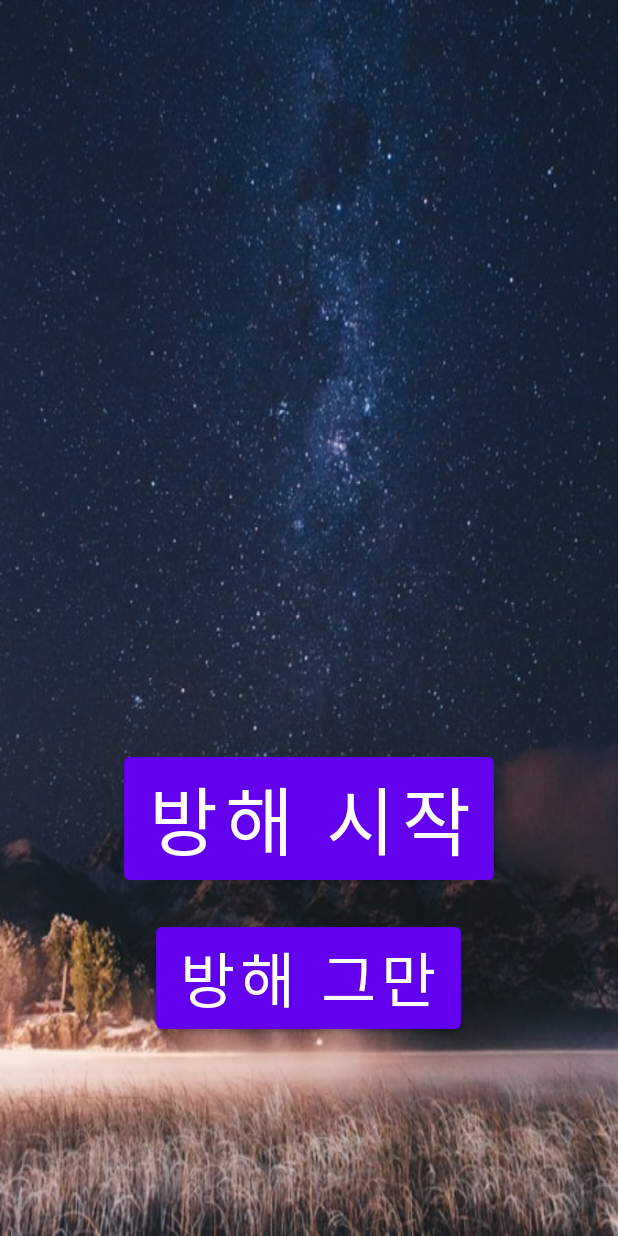
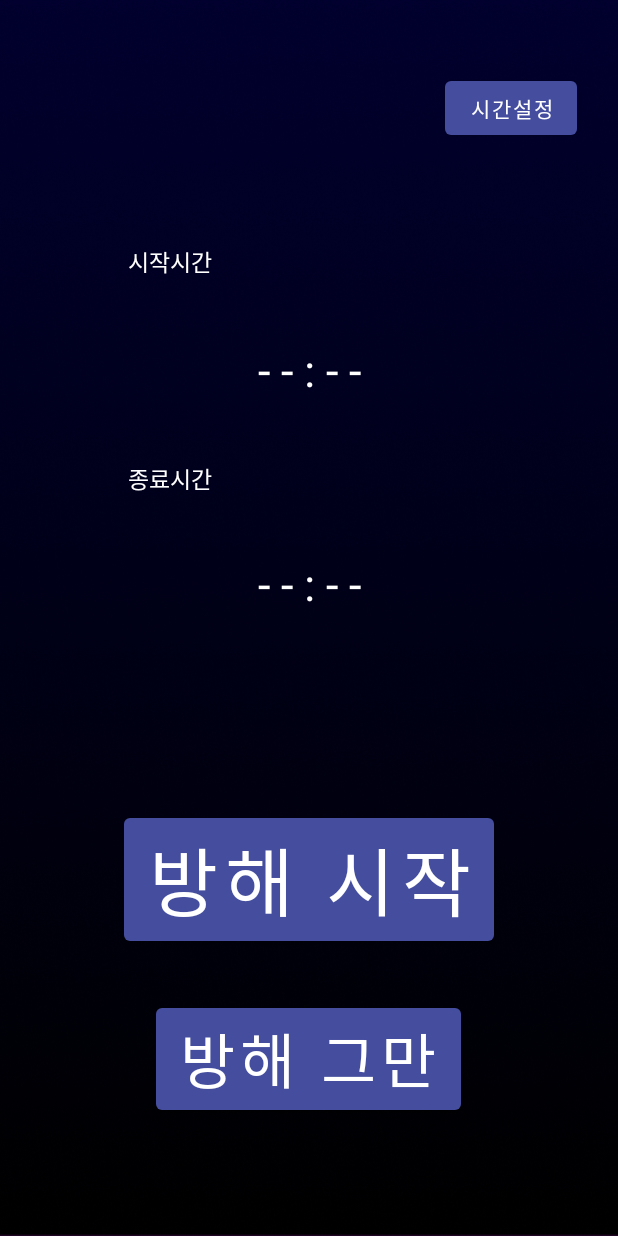
Before and after one commit to ZKAU/dontusephone, an Android app: the screen it shows after launch (MainActivity), on a phone screen of 412 x 824 dp. Run offline under Robolectric (Android 15) with nearby library versions, the phone set to English and light mode, and no system bars.

Commit message:
워크매니저 사용해봤습니다

```diff
--- a/app/build.gradle
+++ b/app/build.gradle
@@ -29,6 +29,7 @@ android {
 }
 
 dependencies {
+    def work_version="2.7.1"
 
     implementation 'androidx.appcompat:appcompat:1.4.1'
     implementation 'com.google.android.material:material:1.6.0'
@@ -36,4 +37,6 @@ dependencies {
     testImplementation 'junit:junit:4.+'
     androidTestImplementation 'androidx.test.ext:junit:1.1.3'
     androidTestImplementation 'androidx.test.espresso:espresso-core:3.4.0'
+
+    implementation"androidx.work:work-runtime:$work_version"
 }
--- a/app/src/main/AndroidManifest.xml
+++ b/app/src/main/AndroidManifest.xml
@@ -28,6 +28,9 @@
             <activity android:name=".MainActivity"
                       android:exported="true"
             ></activity>
+        <activity android:name=".timesetting"
+                  android:exported="true"
+                  ></activity>
 
     </application>
 
--- a/app/src/main/java/kr/ac/cnu/computer/dontusephone/MainActivity.java
+++ b/app/src/main/java/kr/ac/cnu/computer/dontusephone/MainActivity.java
@@ -1,5 +1,9 @@
 package kr.ac.cnu.computer.dontusephone;
 
+import android.content.Context;
+import android.util.Log;
+import android.widget.TextView;
+import androidx.annotation.NonNull;
 import androidx.appcompat.app.AppCompatActivity;
 import android.annotation.TargetApi;
 import android.content.Intent;
@@ -9,22 +13,53 @@ import android.os.Bundle;
 import android.provider.Settings;
 import android.view.View;
 import android.widget.Button;
+import androidx.work.OneTimeWorkRequest;
+import androidx.work.WorkManager;
+
+import java.util.concurrent.TimeUnit;
+
+import static kr.ac.cnu.computer.dontusephone.timesetting.sleeptime;
+import static kr.ac.cnu.computer.dontusephone.timesetting.waketime;
 
 public class MainActivity extends AppCompatActivity {
+    static final String d1="d1";
+    static final String d2="d2";
     int a;
+    static Context context;
+    static TextView t1;
+    static TextView t2;
+    Bundle bundle;
 
     @Override
     protected void onCreate(Bundle savedInstanceState) {
         super.onCreate(savedInstanceState);
         setContentView(R.layout.activity_main);
+        t1=findViewById(R.id.time1);//시작 시간
+        t2=findViewById(R.id.time2);//종료 시간
+        if (savedInstanceState != null) {
+            String data1 = savedInstanceState.getString(d1);
+            String data2 = savedInstanceState.getString(d2);
+            t1.setText(data1);
+            t2.setText(data2);
+        }
+
+
         Button bt_start = (Button) findViewById(R.id.bt_start);
+        context = this;
         bt_start.setOnClickListener(new View.OnClickListener() {
             @Override
             public void onClick(View view) {
                 checkPermission();
             }
         });
-
+        Button butout=(Button)findViewById(R.id.but3);
+        butout.setOnClickListener(new View.OnClickListener() {
+            @Override
+            public void onClick(View view) {
+                Intent intent=new Intent(getApplicationContext(),timesetting.class);
+                startActivity(intent);
+            }
+        });
 
         Button bt_stop = (Button) findViewById(R.id.bt_stop);
         bt_stop.setOnClickListener(new View.OnClickListener() {
@@ -35,7 +70,9 @@ public class MainActivity extends AppCompatActivity {
         });
 
     }
+
     public void checkPermission() {
+        Log.d("jj", "check start");
         if (Build.VERSION.SDK_INT >= Build.VERSION_CODES.M) {   // 마시멜로우 이상일 경우
             if (!Settings.canDrawOverlays(this)) {              // 체크
                 Intent intent = new Intent(Settings.ACTION_MANAGE_OVERLAY_PERMISSION,
@@ -54,7 +91,42 @@ public class MainActivity extends AppCompatActivity {
         super.onActivityResult(requestCode, resultCode, data);
 
         startService(new Intent(MainActivity.this, MyService.class));
+    }
+    public void OneTimeWorker(Context context){
+        Log.d("jj", "OTW start");
+        OneTimeWorkRequest request = new OneTimeWorkRequest.Builder(UploadWorker.class).setInitialDelay(5, TimeUnit.SECONDS).build();
+        WorkManager.getInstance(context).enqueue(request);
+    }
 
+    @Override
+    protected void onResume() {
+        super.onResume();
+        if(sleeptime.equals("")){
 
+        }
+        else{
+            t1.setText(sleeptime);
+        }
+        if(waketime.equals("")){
+
+        }
+        else{
+            t2.setText(waketime);
+        }
+    }
+
+    @Override
+    protected void onSaveInstanceState(@NonNull Bundle outState) {
+        super.onSaveInstanceState(outState);
+
+        String data1=t1.getText().toString();
+        String data2=t2.getText().toString();
+        outState.putString(d1,data1);
+        outState.putString(d2,data2);
+    }
+
+    @Override
+    public void onBackPressed() {
+        super.onBackPressed();
     }
 }
--- a/app/src/main/res/layout/activity_main.xml
+++ b/app/src/main/res/layout/activity_main.xml
@@ -5,19 +5,29 @@
         xmlns:app="http://schemas.android.com/apk/res-auto"
         android:layout_width="match_parent"
         android:layout_height="match_parent"
-        android:background="@drawable/back"
+        android:background="@drawable/realback"
         tools:context=".MainActivity">
 
+    <TextView
+            android:text="시작시간"
+            android:layout_width="67dp"
+            android:layout_height="44dp" android:id="@+id/t1"
+            android:textColor="#FFFFFF" android:textSize="15sp"
+            android:gravity="center" app:layout_constraintStart_toStartOf="parent"
+            app:layout_constraintBottom_toBottomOf="parent" app:layout_constraintEnd_toEndOf="parent"
+            app:layout_constraintTop_toTopOf="parent" app:layout_constraintVertical_bias="0.196"
+            app:layout_constraintHorizontal_bias="0.232"/>
     <Button
             android:id="@+id/bt_start"
             android:layout_width="wrap_content"
             android:layout_height="wrap_content"
             android:text="방해 시작"
             app:layout_constraintTop_toTopOf="parent"
-            app:layout_constraintVertical_bias="0.683"
-            app:layout_constraintEnd_toEndOf="parent" app:layout_constraintStart_toStartOf="parent"
+            app:layout_constraintVertical_bias="0.739"
+            app:layout_constraintEnd_toEndOf="parent"
+            app:layout_constraintStart_toStartOf="parent"
             app:layout_constraintBottom_toBottomOf="parent"
-            android:textSize="50sp"/>
+            android:textSize="50sp" app:backgroundTint="#444D9E"/>
     <Button
             android:id="@+id/bt_stop"
             android:layout_width="wrap_content"
@@ -26,7 +36,40 @@
             app:layout_constraintBottom_toBottomOf="parent"
             app:layout_constraintStart_toStartOf="parent" app:layout_constraintEnd_toEndOf="parent"
             app:layout_constraintTop_toTopOf="parent"
-            app:layout_constraintVertical_bias="0.823" android:textSize="40sp"
-            app:layout_constraintHorizontal_bias="0.498"/>
+            app:layout_constraintVertical_bias="0.895" android:textSize="40sp"
+            app:layout_constraintHorizontal_bias="0.497" app:backgroundTint="#444D9E"/>
+    <Button
+            android:text="시간설정"
+            android:id="@+id/but3"
+            android:layout_width="wrap_content"
+            android:layout_height="wrap_content"
+            app:layout_constraintStart_toStartOf="parent" app:layout_constraintEnd_toEndOf="parent"
+            app:layout_constraintTop_toTopOf="parent" android:layout_marginTop="48dp"
+            app:layout_constraintHorizontal_bias="0.916" app:backgroundTint="#444D9E"/>
+    <TextView
+            android:text="- - : - -"
+            android:layout_width="121dp"
+            android:layout_height="83dp" android:id="@+id/time1"
+            android:textColor="#FFFFFF" android:textSize="30sp"
+            android:gravity="center" app:layout_constraintStart_toStartOf="parent"
+            app:layout_constraintBottom_toBottomOf="parent" app:layout_constraintEnd_toEndOf="parent"
+            app:layout_constraintTop_toTopOf="parent" app:layout_constraintVertical_bias="0.276"/>
+    <TextView
+            android:text="종료시간"
+            android:layout_width="67dp"
+            android:layout_height="44dp" android:id="@+id/t2"
+            android:textColor="#FFFFFF" android:textSize="15sp"
+            android:gravity="center" app:layout_constraintStart_toStartOf="parent"
+            app:layout_constraintBottom_toBottomOf="parent" app:layout_constraintEnd_toEndOf="parent"
+            app:layout_constraintTop_toTopOf="parent" app:layout_constraintVertical_bias="0.381"
+            app:layout_constraintHorizontal_bias="0.232"/>
+    <TextView
+            android:text="- - : - -"
+            android:layout_width="121dp"
+            android:layout_height="83dp" android:id="@+id/time2"
+            android:textColor="#FFFFFF" android:textSize="30sp"
+            android:gravity="center" app:layout_constraintStart_toStartOf="parent"
+            app:layout_constraintEnd_toEndOf="parent" app:layout_constraintBottom_toBottomOf="parent"
+            app:layout_constraintTop_toTopOf="parent" app:layout_constraintVertical_bias="0.469"/>
 
 </androidx.constraintlayout.widget.ConstraintLayout>
--- a/app/src/main/res/layout/view_in_service.xml
+++ b/app/src/main/res/layout/view_in_service.xml
@@ -7,7 +7,7 @@
     <ImageButton
             android:background="@android:color/transparent"
             android:layout_width="wrap_content"
-            android:layout_height="match_parent"
+            android:layout_height="wrap_content"
             android:id="@+id/bt"
             android:text="click"
             android:textColor="#ffffff"
@@ -15,7 +15,7 @@
             android:layout_alignParentBottom="true"
             android:scaleType="fitCenter"
             android:layout_alignParentLeft="true"
-    />
+            android:layout_marginLeft="-2dp" android:layout_marginBottom="-3dp"/>
     <ImageButton
             android:background="@android:color/transparent"
             android:layout_width="80dp"
```
Also changed, not shown: app/src/main/java/kr/ac/cnu/computer/dontusephone/MyService.java (+55 -10 lines), app/src/main/java/kr/ac/cnu/computer/dontusephone/UploadWorker.java (added, +38 -0 lines), app/src/main/java/kr/ac/cnu/computer/dontusephone/timesetting.java (added, +51 -0 lines), app/src/main/res/layout/timeset.xml (added, +60 -0 lines), app/src/main/res/drawable/realback.png (added).
